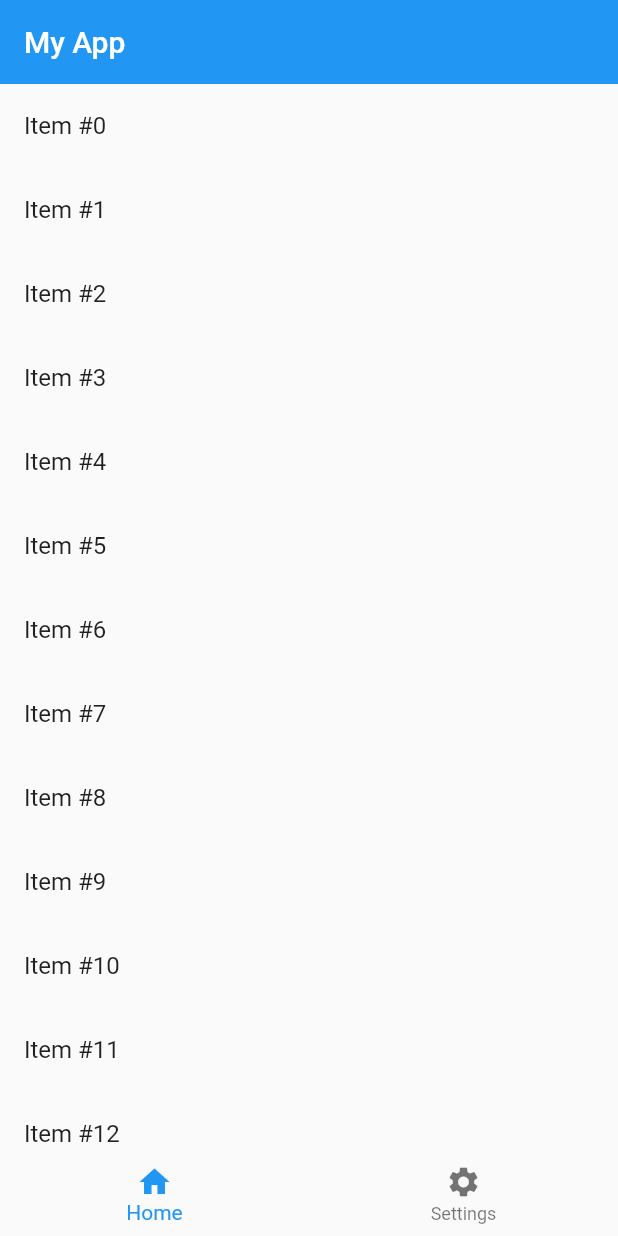
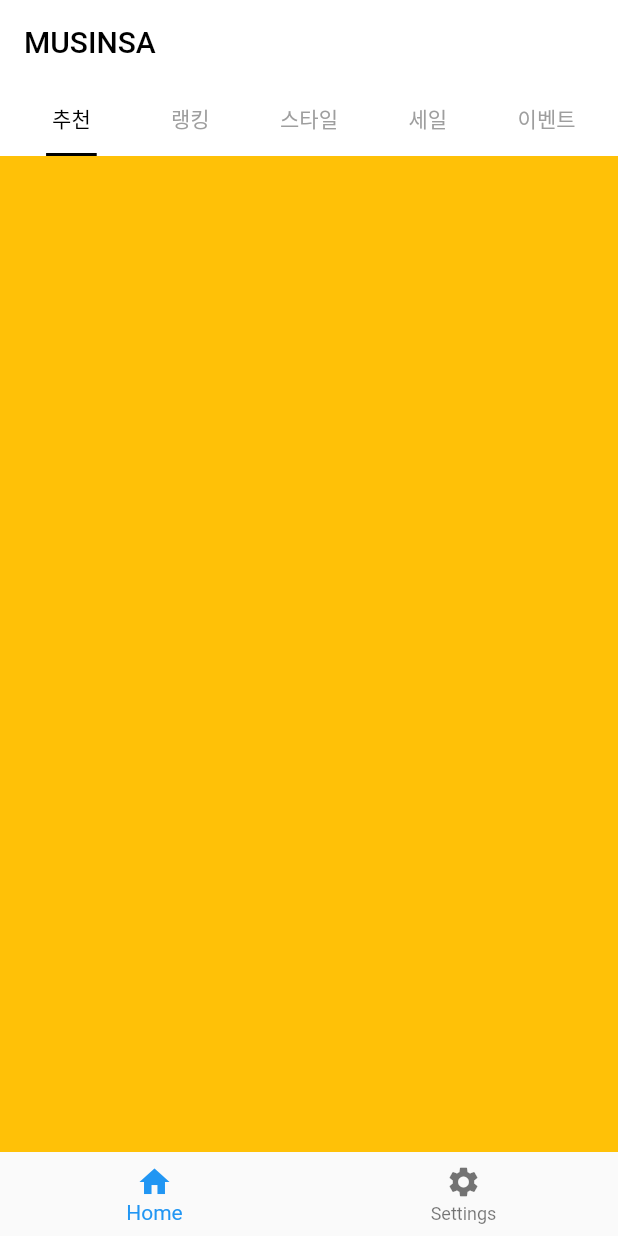
Before and after one commit to HwangSooHyeon/flutter_musinsa_clone, a Flutter app: the screen it shows after launch, on a phone screen of 412 x 824 dp. Run offline on Flutter 3.47's test engine with Material 2 defaults, Android fonts, the phone set to English and light mode, and no system bars; our stand-ins replace dio.

Commit message:
feat(home_widget): HomeWidget 기본 틀 완성

```diff
--- a/lib/component/home_widget.dart
+++ b/lib/component/home_widget.dart
@@ -1,4 +1,7 @@
 import 'package:flutter/material.dart';
+import 'package:flutter_musinsa_clone/component/custom_tab_bar_delegate.dart';
+
+import '../const/const.dart';
 
 class HomeWidget extends StatelessWidget {
   final ScrollController scrollController;
@@ -8,21 +11,53 @@ class HomeWidget extends StatelessWidget {
 
   @override
   Widget build(BuildContext context) {
-    return CustomScrollView(
+    return SafeArea(
+      child: DefaultTabController(
+        length: tabBarLength,
+        child: CustomScrollView(
           controller: scrollController,
           slivers: <Widget>[
             SliverAppBar(
-          title: Text('My App'),
+              title: Text(
+                'MUSINSA',
+                style: TextStyle(
+                  color: Colors.black,
+                  fontWeight: FontWeight.w500,
+                ),
+              ),
+              backgroundColor: Colors.white,
               floating: true,
               snap: true,
+              elevation: 0,
             ),
-        SliverList(
-          delegate: SliverChildBuilderDelegate(
-            (context, index) => ListTile(title: Text('Item #$index')),
-            childCount: 100,
+            SliverPersistentHeader(
+              pinned: true,
+              delegate: CustomTabBarDelegate(),
+            ),
+            SliverFillRemaining(
+              child: TabBarView(
+                children: [
+                  Container(
+                    color: Colors.amber,
+                  ),
+                  Container(
+                    color: Colors.redAccent,
+                  ),
+                  Container(
+                    color: Colors.blue,
+                  ),
+                  Container(
+                    color: Colors.amber,
+                  ),
+                  Container(
+                    color: Colors.redAccent,
+                  ),
+                ],
               ),
             ),
           ],
+        ),
+      ),
     );
   }
 }
```
Lines whose indentation alone changed are shown as unchanged.
